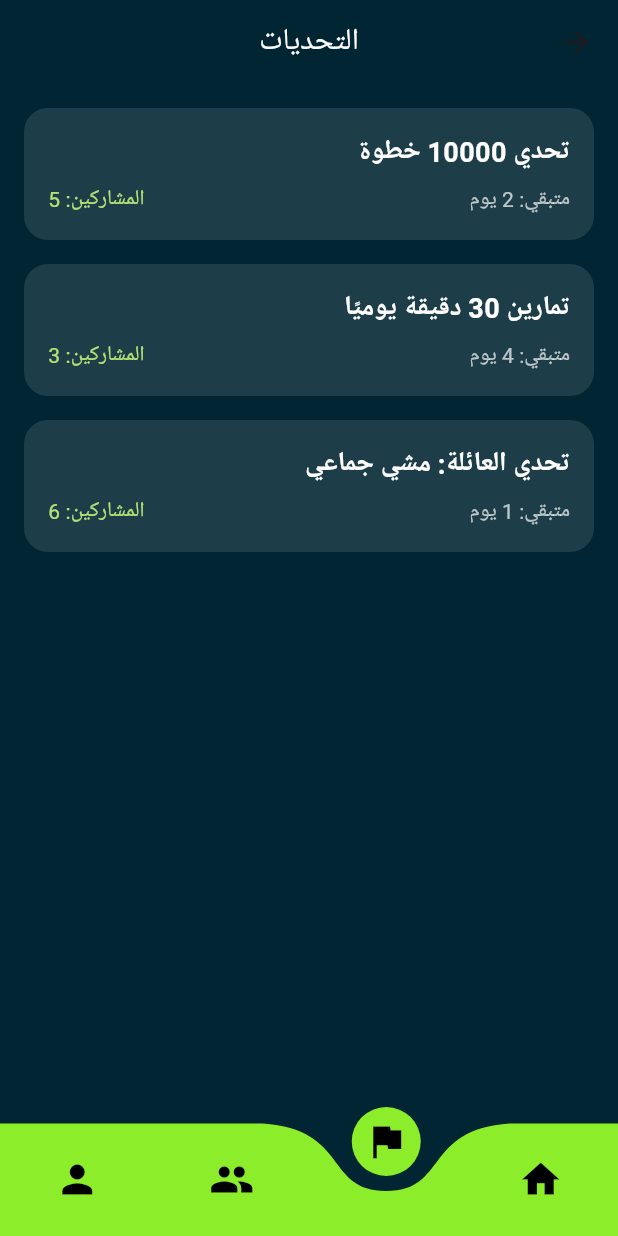
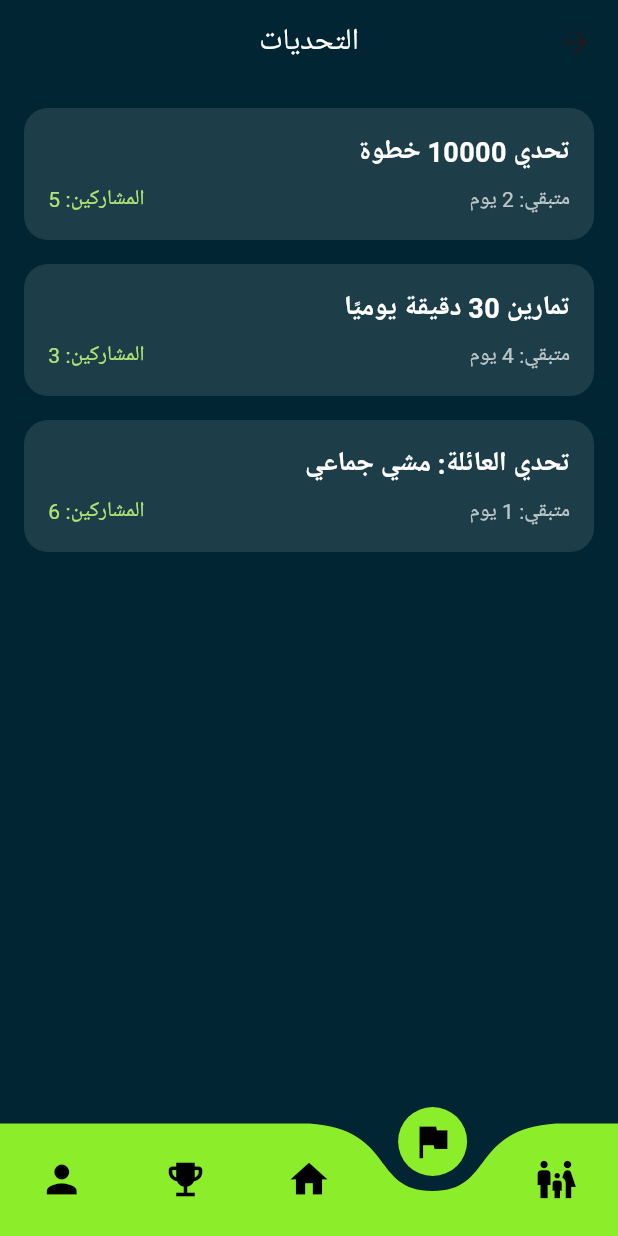
Before and after one commit to Mohammad-nour1/fitfam-app, a Flutter app: the MainNavigationScreen screen opened by its route, item 2 of the bottom bar chosen, on a phone screen of 412 x 824 dp. Run offline on Flutter 3.47's test engine with Material 3 defaults, Android fonts, the light colour scheme and no system bars; drawn by our look-alikes of curved_navigation_bar; our stand-ins replace equatable, flutter_bloc, percent_indicator; Roboto replaces fonts that are missing (Tajawal).

Commit message:
seconed clone

```diff
--- a/lib/core/navigation/main_navigation_screen.dart
+++ b/lib/core/navigation/main_navigation_screen.dart
@@ -1,6 +1,7 @@
 import 'package:fitfam2/modules/family/view/family_activity_screen.dart';
 import 'package:fitfam2/modules/home/bloc/home_bloc.dart';
 import 'package:fitfam2/modules/home/bloc/home_event.dart';
+import 'package:fitfam2/modules/rewards/view/rewards_screen.dart';
 import 'package:flutter/material.dart';
 import 'package:curved_navigation_bar/curved_navigation_bar.dart';
 import 'package:flutter_bloc/flutter_bloc.dart';
@@ -17,29 +18,32 @@ class MainNavigationScreen extends StatefulWidget {
 }
 
 class _MainNavigationScreenState extends State<MainNavigationScreen> {
-  int _selectedIndex = 0;
+  int _selectedIndex = 2;
 
   final List<Widget> _screens = [
+    const FamilyActivityScreen(),
+    const ChallengesScreen(),
     BlocProvider(
       create: (_) => HomeBloc()..add(LoadHomeDataEvent()),
       child: const HomeScreen(),
     ),
-    const ChallengesScreen(),
-    const FamilyActivityScreen(),
+    const RewardsScreen(),
     const ProfileScreen(),
   ];
 
   final List<Widget> _navIcons = const [
+    Icon(Icons.family_restroom, size: 30, color: Colors.black),
+    Icon(Icons.flag, size: 30, color: Colors.black),
     Icon(Icons.home, size: 30, color: Colors.black),
-    Icon(Icons.flag, size: 30, color: Colors.black),
-    Icon(Icons.group, size: 30, color: Colors.black),
+    Icon(Icons.emoji_events, size: 30, color: Colors.black),
     Icon(Icons.person, size: 30, color: Colors.black),
   ];
 
   final List<String> _titles = [
+    'العائلة',
+    'التحديات',
     'الرئيسية',
-    'التحديات',
-    'العائلة',
+    'الشارات',
     'الملف الشخصي',
   ];
 
--- a/lib/modules/user_setup/view/user_setup_screen.dart
+++ b/lib/modules/user_setup/view/user_setup_screen.dart
@@ -13,6 +13,7 @@ class UserSetupScreen extends StatelessWidget {
       create: (_) => UserSetupBloc(),
       child: Scaffold(
         appBar: AppBar(
+          automaticallyImplyLeading: false,
           title: const Text('إعداد حسابك الشخصي'),
         ),
         body: const UserSetupForm(),
--- a/pubspec.yaml
+++ b/pubspec.yaml
@@ -42,6 +42,11 @@ dependencies:
   curved_navigation_bar: ^1.0.6
   flutter_localizations:
     sdk: flutter
+  flutter_launcher_icons: ^0.14.3
+
+flutter_launcher_icons:
+  android: true
+  image_path: "assets/images/logoapp.png"
 
 dev_dependencies:
   flutter_test:
@@ -77,6 +82,7 @@ flutter:
     - assets/images/logo.png
     - assets/images/logo2.png
     - assets/images/prof.png
+    - assets/images/logoapp.png
     - assets/images/user.png
 
   # An image asset can refer to one or more resolution-specific "variants", see
```
Also changed, not shown: lib/core/auth/view/login_screen.dart (+11 -9 lines), lib/core/auth/view/signup_screen.dart (+10 -9 lines), lib/modules/home/view/home_screen.dart (+12 -11 lines), lib/modules/profile/view/profile_screen.dart (+1 -24 lines), assets/images/logoapp.png (added), pubspec.lock, 7 other files.
